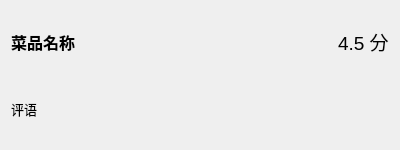
First picture: the form in ui/eitem.ui, repository fanenr/cxx-DS-client, before the edit.
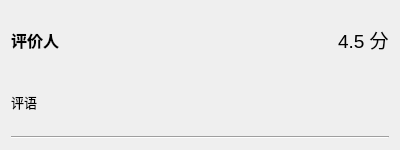
Second picture: the form after the edit.

The edit to the form file:
```diff
--- a/ui/eitem.ui
+++ b/ui/eitem.ui
@@ -25,7 +25,7 @@
         </font>
        </property>
        <property name="text">
-        <string>菜品名称</string>
+        <string>评价人</string>
        </property>
       </widget>
      </item>
@@ -68,6 +68,13 @@
      </item>
     </layout>
    </item>
+   <item>
+    <widget class="Line" name="line">
+     <property name="orientation">
+      <enum>Qt::Horizontal</enum>
+     </property>
+    </widget>
+   </item>
   </layout>
  </widget>
  <resources/>
```
